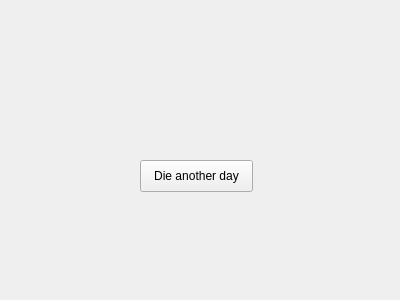
Old version of the form can.ui in the repository solar05/InterfaceEmulator.
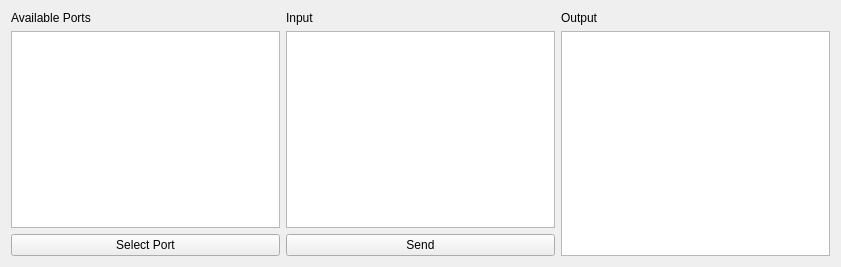
New version of the form.

```diff
--- a/can.ui
+++ b/can.ui
@@ -6,26 +6,87 @@
    <rect>
     <x>0</x>
     <y>0</y>
-    <width>400</width>
-    <height>300</height>
+    <width>841</width>
+    <height>267</height>
    </rect>
   </property>
+  <property name="minimumSize">
+   <size>
+    <width>841</width>
+    <height>267</height>
+   </size>
+  </property>
+  <property name="maximumSize">
+   <size>
+    <width>16777215</width>
+    <height>16777215</height>
+   </size>
+  </property>
   <property name="windowTitle">
    <string>Form</string>
   </property>
-  <widget class="QPushButton" name="pushButton">
-   <property name="geometry">
-    <rect>
-     <x>140</x>
-     <y>160</y>
-     <width>113</width>
-     <height>32</height>
-    </rect>
-   </property>
-   <property name="text">
-    <string>Die another day</string>
-   </property>
-  </widget>
+  <layout class="QGridLayout" name="gridLayout">
+   <item row="0" column="0">
+    <layout class="QHBoxLayout" name="horizontalLayout">
+     <item>
+      <layout class="QVBoxLayout" name="verticalLayout">
+       <item>
+        <widget class="QLabel" name="label_2">
+         <property name="text">
+          <string>Available Ports</string>
+         </property>
+        </widget>
+       </item>
+       <item>
+        <widget class="QListWidget" name="listWidget"/>
+       </item>
+       <item>
+        <widget class="QPushButton" name="pushButton_2">
+         <property name="text">
+          <string>Select Port</string>
+         </property>
+        </widget>
+       </item>
+      </layout>
+     </item>
+     <item>
+      <layout class="QVBoxLayout" name="verticalLayout_3">
+       <item>
+        <widget class="QLabel" name="label_3">
+         <property name="text">
+          <string>Input </string>
+         </property>
+        </widget>
+       </item>
+       <item>
+        <widget class="QTextEdit" name="textEdit_2"/>
+       </item>
+       <item>
+        <widget class="QPushButton" name="pushButton_3">
+         <property name="text">
+          <string>Send</string>
+         </property>
+        </widget>
+       </item>
+      </layout>
+     </item>
+     <item>
+      <layout class="QVBoxLayout" name="verticalLayout_2">
+       <item>
+        <widget class="QLabel" name="label">
+         <property name="text">
+          <string>Output</string>
+         </property>
+        </widget>
+       </item>
+       <item>
+        <widget class="QTextEdit" name="textEdit"/>
+       </item>
+      </layout>
+     </item>
+    </layout>
+   </item>
+  </layout>
  </widget>
  <resources/>
  <connections/>
```
